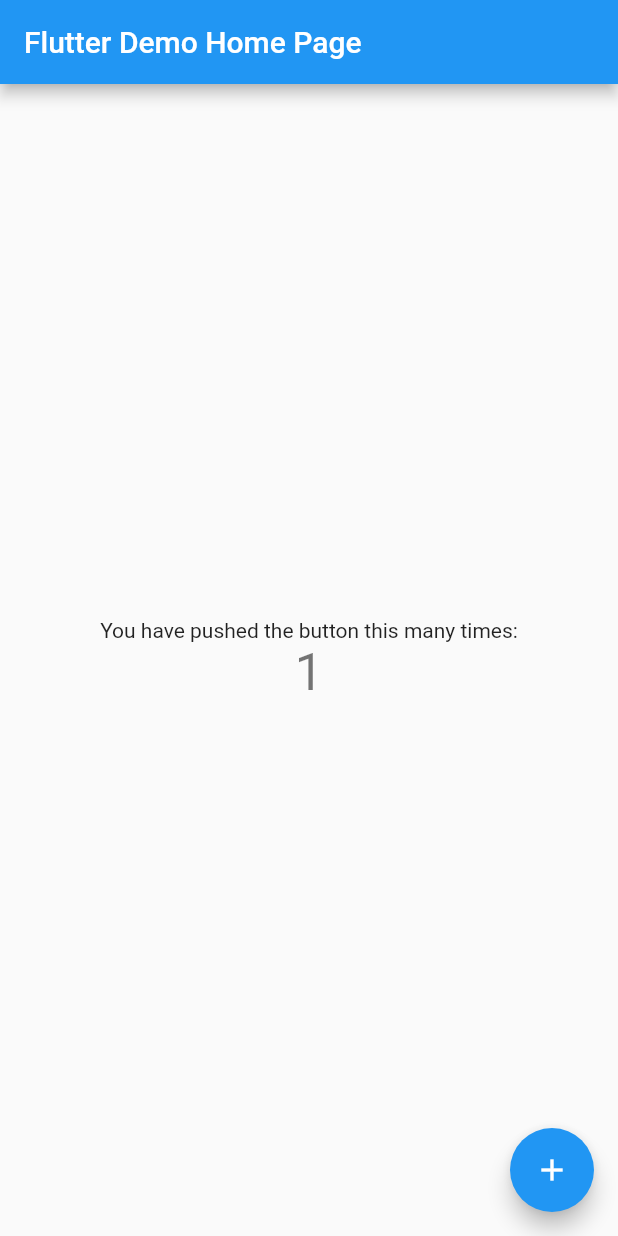
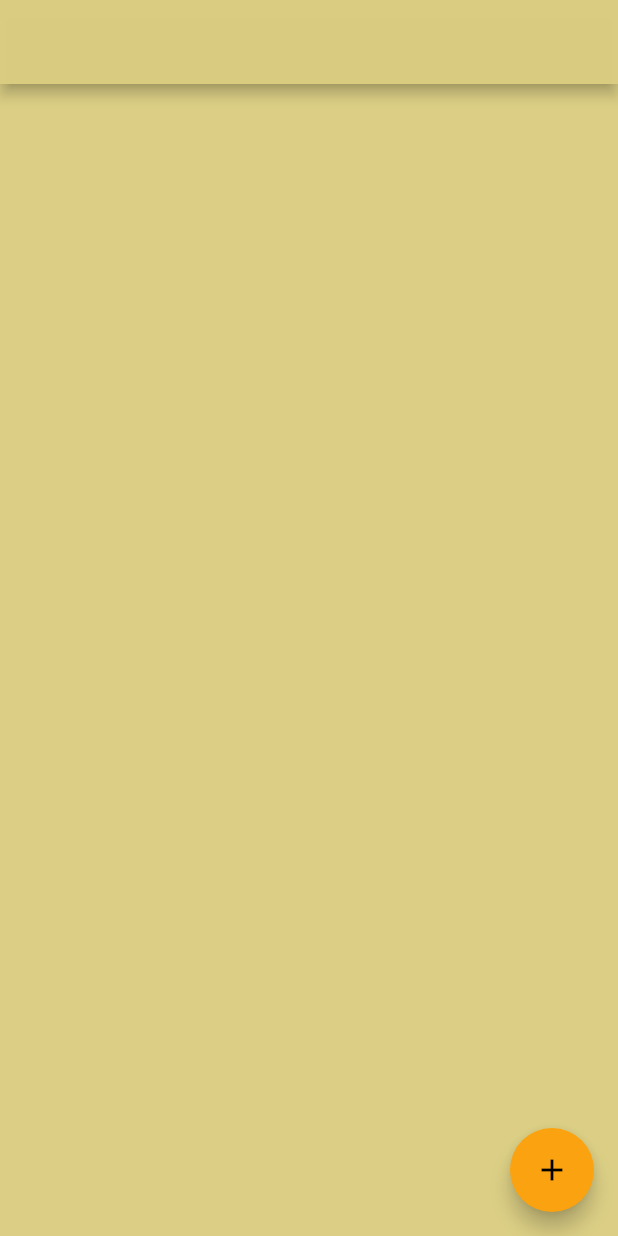
Before and after one commit to dogankisaa/notpad, a Flutter app: the screen it shows after launch, after a tap on the "add" icon, on a phone screen of 412 x 824 dp. Run offline on Flutter 3.47's test engine with Material 2 defaults, Android fonts, the phone set to English and light mode, and no system bars.

Commit message:
theme color and home created

```diff
--- /dev/null
+++ b/lib/core/theme/padding.dart
@@ -0,0 +1,5 @@
+import 'package:flutter/material.dart';
+
+class AppPaddings{
+  EdgeInsets defaultHorizontalPadding = const EdgeInsets.symmetric(horizontal: 24);
+}
--- /dev/null
+++ b/lib/core/theme/theme_colors.dart
@@ -0,0 +1,17 @@
+import 'package:flutter/material.dart';
+import 'package:notepad/core/theme/colors.dart';
+
+ColorScheme themeColors() {
+    return ColorScheme(
+            brightness: Brightness.light,
+            primary: ThemeColors().scaffoldBackgroundThemeColor,
+            onPrimary: ThemeColors().onPrimaryThemeColor,
+            secondary: ThemeColors().secondaryThemeColor,
+            onSecondary: ThemeColors().onSecondaryThemeColor,
+            error: ThemeColors().errorThemeColor,
+            onError: ThemeColors().onErrorThemeColor,
+            background: ThemeColors().scaffoldBackgroundThemeColor,
+            onBackground: ThemeColors().onSecondaryThemeColor,
+            surface: ThemeColors().scaffoldBackgroundThemeColor,
+            onSurface: ThemeColors().onPrimaryThemeColor);
+  }
--- /dev/null
+++ b/lib/core/theme/theme_data.dart
@@ -0,0 +1,9 @@
+import 'package:flutter/material.dart';
+import 'package:notepad/core/theme/colors.dart';
+import 'package:notepad/core/theme/theme_colors.dart';
+
+ThemeData themeData() {
+    return ThemeData(
+        colorScheme: themeColors(),
+        scaffoldBackgroundColor: ThemeColors().scaffoldBackgroundThemeColor);
+  }
--- a/lib/main.dart
+++ b/lib/main.dart
@@ -1,4 +1,7 @@
 import 'package:flutter/material.dart';
+import 'package:notepad/core/theme/theme_data.dart';
+import 'package:notepad/view/home_view.dart';
+
 
 void main() {
   runApp(const MyApp());
@@ -11,105 +14,11 @@ class MyApp extends StatelessWidget {
   @override
   Widget build(BuildContext context) {
     return MaterialApp(
-      title: 'Flutter Demo',
-      theme: ThemeData(
-        // This is the theme of your application.
-        //
-        // Try running your application with "flutter run". You'll see the
-        // application has a blue toolbar. Then, without quitting the app, try
-        // changing the primarySwatch below to Colors.green and then invoke
-        // "hot reload" (press "r" in the console where you ran "flutter run",
-        // or simply save your changes to "hot reload" in a Flutter IDE).
-        // Notice that the counter didn't reset back to zero; the application
-        // is not restarted.
-        primarySwatch: Colors.blue,
-      ),
-      home: const MyHomePage(title: 'Flutter Demo Home Page'),
+
+      theme: themeData(),
+      home:const  HomeView(),
     );
   }
+
+
 }
-
-class MyHomePage extends StatefulWidget {
-  const MyHomePage({Key? key, required this.title}) : super(key: key);
-
-  // This widget is the home page of your application. It is stateful, meaning
-  // that it has a State object (defined below) that contains fields that affect
-  // how it looks.
-
-  // This class is the configuration for the state. It holds the values (in this
-  // case the title) provided by the parent (in this case the App widget) and
-  // used by the build method of the State. Fields in a Widget subclass are
-  // always marked "final".
-
-  final String title;
-
-  @override
-  State<MyHomePage> createState() => _MyHomePageState();
-}
-
-class _MyHomePageState extends State<MyHomePage> {
-  int _counter = 0;
-
-  void _incrementCounter() {
-    setState(() {
-      // This call to setState tells the Flutter framework that something has
-      // changed in this State, which causes it to rerun the build method below
-      // so that the display can reflect the updated values. If we changed
-      // _counter without calling setState(), then the build method would not be
-      // called again, and so nothing would appear to happen.
-      _counter++;
-    });
-  }
-
-  @override
-  Widget build(BuildContext context) {
-    // This method is rerun every time setState is called, for instance as done
-    // by the _incrementCounter method above.
-    //
-    // The Flutter framework has been optimized to make rerunning build methods
-    // fast, so that you can just rebuild anything that needs updating rather
-    // than having to individually change instances of widgets.
-    return Scaffold(
-      appBar: AppBar(
-        // Here we take the value from the MyHomePage object that was created by
-        // the App.build method, and use it to set our appbar title.
-        title: Text(widget.title),
-      ),
-      body: Center(
-        // Center is a layout widget. It takes a single child and positions it
-        // in the middle of the parent.
-        child: Column(
-          // Column is also a layout widget. It takes a list of children and
-          // arranges them vertically. By default, it sizes itself to fit its
-          // children horizontally, and tries to be as tall as its parent.
-          //
-          // Invoke "debug painting" (press "p" in the console, choose the
-          // "Toggle Debug Paint" action from the Flutter Inspector in Android
-          // Studio, or the "Toggle Debug Paint" command in Visual Studio Code)
-          // to see the wireframe for each widget.
-          //
-          // Column has various properties to control how it sizes itself and
-          // how it positions its children. Here we use mainAxisAlignment to
-          // center the children vertically; the main axis here is the vertical
-          // axis because Columns are vertical (the cross axis would be
-          // horizontal).
-          mainAxisAlignment: MainAxisAlignment.center,
-          children: <Widget>[
-            const Text(
-              'You have pushed the button this many times:',
-            ),
-            Text(
-              '$_counter',
-              style: Theme.of(context).textTheme.headline4,
-            ),
-          ],
-        ),
-      ),
-      floatingActionButton: FloatingActionButton(
-        onPressed: _incrementCounter,
-        tooltip: 'Increment',
-        child: const Icon(Icons.add),
-      ), // This trailing comma makes auto-formatting nicer for build methods.
-    );
-  }
-}
--- /dev/null
+++ b/lib/view/home_view.dart
@@ -0,0 +1,29 @@
+import 'package:flutter/material.dart';
+
+class HomeView extends StatelessWidget {
+  const HomeView({Key? key}) : super(key: key);
+
+  @override
+  Widget build(BuildContext context) {
+    return Scaffold(
+      floatingActionButton: const FloatingActionButtonWidget(),
+      appBar: AppBar(),
+    );
+  }
+}
+
+class FloatingActionButtonWidget extends StatelessWidget {
+  const FloatingActionButtonWidget({
+    Key? key,
+  }) : super(key: key);
+
+  @override
+  Widget build(BuildContext context) {
+    return FloatingActionButton(
+      onPressed: () {},
+      child: const Center(
+        child: Icon(Icons.add),
+      ),
+    );
+  }
+}
```
Also changed, not shown: lib/core/theme/colors.dart (added, +10 -0 lines), lib/view/splash_view.dart (added, +15 -0 lines).
